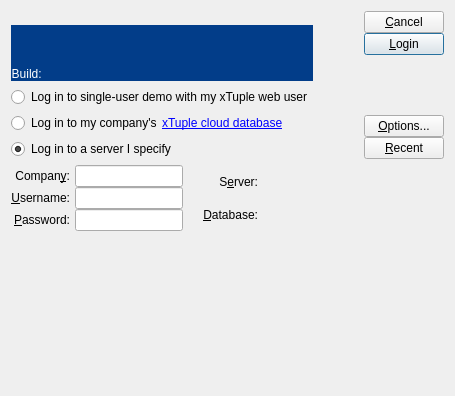
Above: xtuple/trunk/common/login2.ui from WooodHead/xtuple before the change. Below: the same form after it.
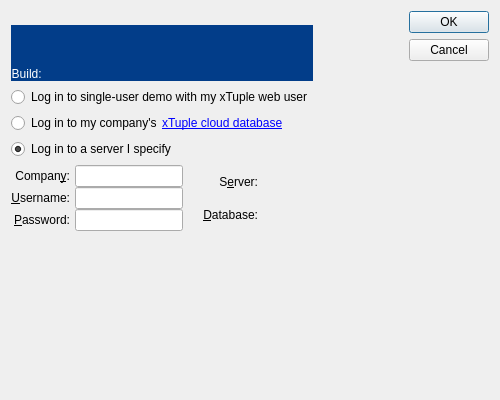
That is the form after the change. Icons and pictures are not drawn.

Commit message: Implement button box on log on form to conform with UI standards.

Patch:
```diff
--- a/xtuple/trunk/common/login2.ui
+++ b/xtuple/trunk/common/login2.ui
@@ -13,8 +13,8 @@
    <rect>
     <x>0</x>
     <y>0</y>
-    <width>455</width>
-    <height>396</height>
+    <width>500</width>
+    <height>400</height>
    </rect>
   </property>
   <property name="windowTitle">
@@ -2548,52 +2548,12 @@
         <number>0</number>
        </property>
        <item>
-        <widget class="QPushButton" name="_close">
-         <property name="text">
-          <string>&amp;Cancel</string>
-         </property>
-        </widget>
-       </item>
-       <item>
-        <widget class="QPushButton" name="_login">
-         <property name="text">
-          <string>&amp;Login</string>
-         </property>
-         <property name="autoDefault">
-          <bool>true</bool>
-         </property>
-         <property name="default">
-          <bool>true</bool>
-         </property>
-        </widget>
-       </item>
-       <item>
-        <spacer>
+        <widget class="QDialogButtonBox" name="_buttonBox">
          <property name="orientation">
           <enum>Qt::Vertical</enum>
          </property>
-         <property name="sizeType">
-          <enum>QSizePolicy::Expanding</enum>
-         </property>
-         <property name="sizeHint" stdset="0">
-          <size>
-           <width>20</width>
-           <height>20</height>
-          </size>
-         </property>
-        </spacer>
-       </item>
-       <item>
-        <widget class="QPushButton" name="_options">
-         <property name="text">
-          <string>&amp;Options...</string>
-         </property>
-        </widget>
-       </item>
-       <item>
-        <widget class="QPushButton" name="_recent">
-         <property name="text">
-          <string>&amp;Recent</string>
+         <property name="standardButtons">
+          <set>QDialogButtonBox::Cancel|QDialogButtonBox::Ok</set>
          </property>
         </widget>
        </item>
@@ -2627,25 +2587,16 @@
         <property name="spacing">
          <number>20</number>
         </property>
-        <property name="margin">
-         <number>0</number>
-        </property>
         <item>
          <layout class="QHBoxLayout">
           <property name="spacing">
            <number>5</number>
           </property>
-          <property name="margin">
-           <number>0</number>
-          </property>
           <item>
            <layout class="QVBoxLayout">
             <property name="spacing">
              <number>0</number>
             </property>
-            <property name="margin">
-             <number>0</number>
-            </property>
             <item>
              <widget class="QLabel" name="_companyLit">
               <property name="text">
@@ -2692,9 +2643,6 @@
             <property name="spacing">
              <number>0</number>
             </property>
-            <property name="margin">
-             <number>0</number>
-            </property>
             <item>
              <widget class="QLineEdit" name="_company">
               <property name="sizePolicy">
@@ -2734,25 +2682,16 @@
           <property name="spacing">
            <number>0</number>
           </property>
-          <property name="margin">
-           <number>0</number>
-          </property>
           <item>
            <layout class="QHBoxLayout">
             <property name="spacing">
              <number>5</number>
             </property>
-            <property name="margin">
-             <number>0</number>
-            </property>
             <item>
              <layout class="QVBoxLayout">
               <property name="spacing">
                <number>0</number>
               </property>
-              <property name="margin">
-               <number>0</number>
-              </property>
               <item>
                <widget class="QLabel" name="_serverLit">
                 <property name="text">
@@ -2786,9 +2725,6 @@
               <property name="spacing">
                <number>0</number>
               </property>
-              <property name="margin">
-               <number>0</number>
-              </property>
               <item>
                <widget class="QLabel" name="_server">
                 <property name="sizePolicy">
```
Left out of the diff: 58 changed lines with no effect on the pictures. The commit also changes 2 other files.
